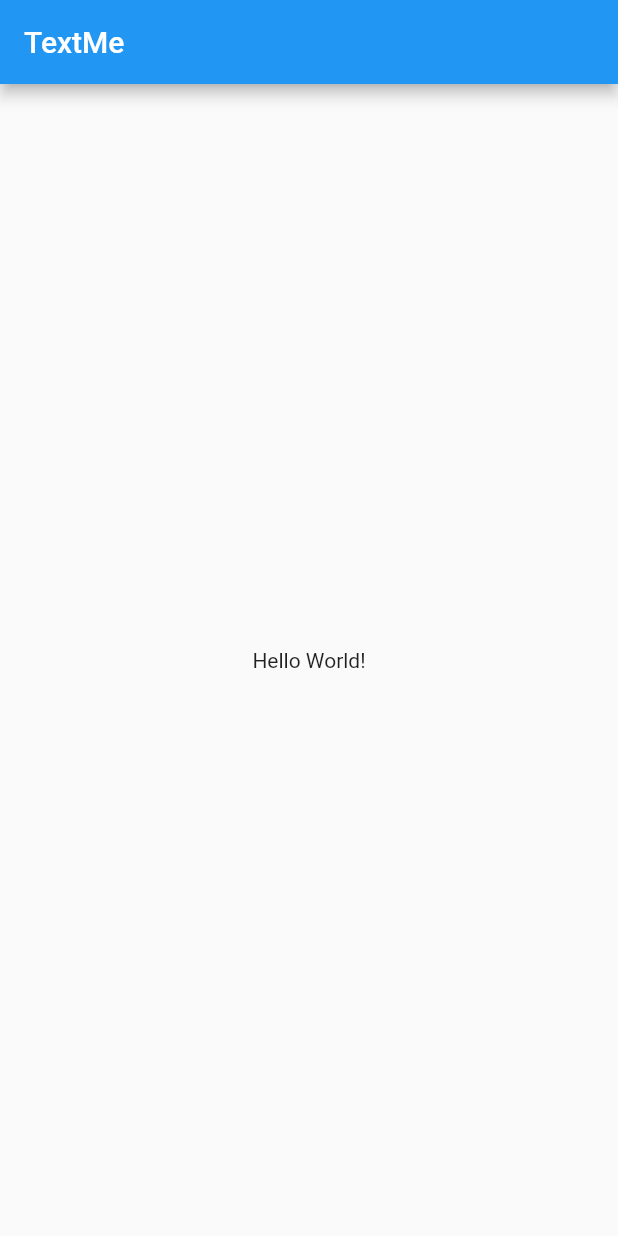
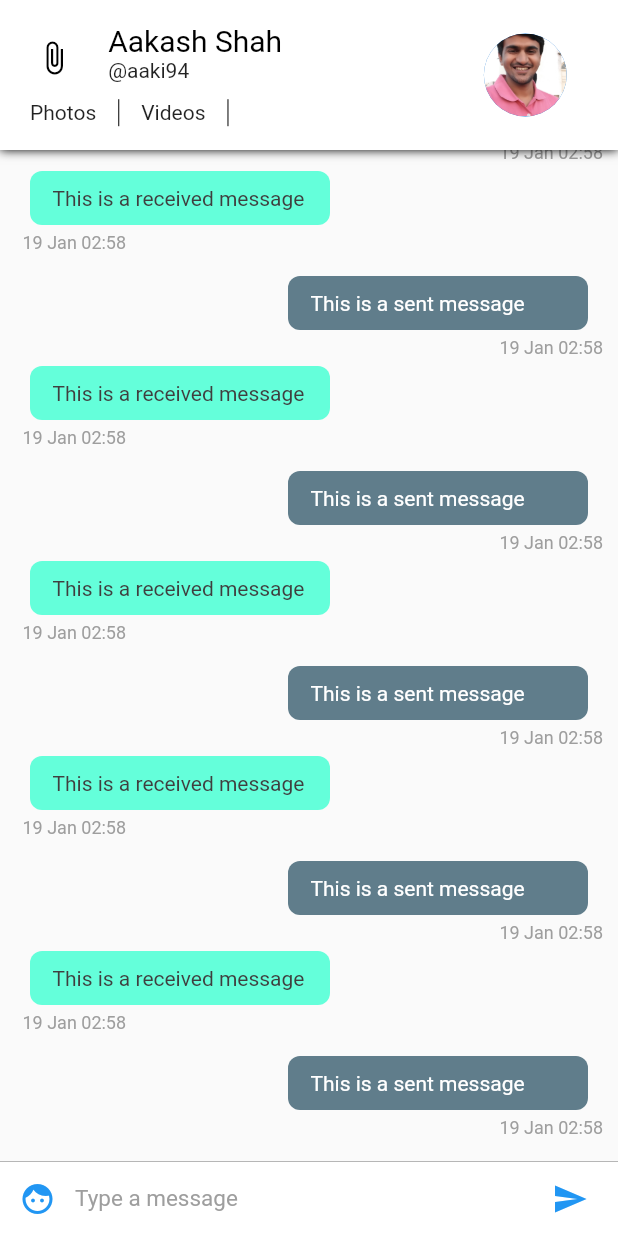
Before and after one commit to aakashshah94/text_me, a Flutter app: the screen it shows after launch, on a phone screen of 412 x 824 dp. Run offline on Flutter 3.47's test engine with Material 2 defaults, Android fonts, the phone set to English and light mode, and no system bars.

Commit message:
committing configuration and test

```diff
--- /dev/null
+++ b/lib/config/Assets/Assets.dart
@@ -0,0 +1,3 @@
+class Assets {
+  static String user = 'assets/user.jpg';
+}
--- /dev/null
+++ b/lib/config/Assets/Palette.dart
@@ -0,0 +1,25 @@
+import 'package:flutter/material.dart';
+
+// Color palette for the app
+
+class Palette {
+  static Color primaryColor = Colors.blue;
+
+  static Color secondaryColor = Colors.black;
+
+  static Color primaryTextColor = Colors.black;
+
+  static Color secondaryTextColor = Colors.black87;
+
+  static Color primaryBackgroundColor = Colors.white;
+
+  static Color selfMessageBackgroundColor = Colors.blueGrey;
+
+  static Color otherMessageBackgroundColor = Colors.tealAccent;
+
+  static Color selfMessageColor = Colors.white;
+
+  static Color otherMessageColor = Color(0xff3f3f3f);
+
+  static Color greyColor = Colors.grey;
+}
--- a/lib/main.dart
+++ b/lib/main.dart
@@ -1,8 +1,9 @@
 import 'package:flutter/material.dart';
+import 'package:text_me/pages/ConversationPageList.dart';
 
-void main() => runApp(MyApp());
+void main() => runApp(TextMe());
 
-class MyApp extends StatelessWidget {
+class TextMe extends StatelessWidget {
   // This widget is the root of your application.
   @override
   Widget build(BuildContext context) {
@@ -11,35 +12,7 @@ class MyApp extends StatelessWidget {
       theme: ThemeData(
         primarySwatch: Colors.blue,
       ),
-      home: MyHomePage(title: 'TextMe'),
+      home: ConversationPageList(),
     );
   }
 }
-
-class MyHomePage extends StatefulWidget {
-  MyHomePage({Key key, this.title}) : super(key: key);
-
-  final String title;
-
-  @override
-  _MyHomePageState createState() => _MyHomePageState();
-}
-
-class _MyHomePageState extends State<MyHomePage> {
-  @override
-  Widget build(BuildContext context) {
-    // The Flutter framework has been optimized to make rerunning build methods
-    // fast, so that you can just rebuild anything that needs updating rather
-    // than having to individually change instances of widgets.
-    return Scaffold(
-      appBar: AppBar(
-        // Here we take the value from the MyHomePage object that was created by
-        // the App.build method, and use it to set our appbar title.
-        title: Text(widget.title),
-      ),
-      body: Center(
-        child: Text('Hello World!'),
-      ),
-    );
-  }
-}
--- /dev/null
+++ b/lib/pages/ConversationPage.dart
@@ -0,0 +1,31 @@
+import 'package:flutter/material.dart';
+import 'package:text_me/widgets/ChatAppBar.dart';
+import 'package:text_me/widgets/ChatListWidget.dart';
+import 'package:text_me/widgets/InputWidget.dart';
+
+class ConversationPage extends StatefulWidget {
+  const ConversationPage();
+
+  @override
+  _ConversationPageState createState() => _ConversationPageState();
+}
+
+class _ConversationPageState extends State<ConversationPage> {
+  @override
+  Widget build(BuildContext context) {
+    return SafeArea(
+        child: Scaffold(
+      appBar: ChatAppBar(),
+      body: Stack(
+        children: <Widget>[
+          Column(
+            children: <Widget>[
+              ChatListWidget(),
+              InputWidget(),
+            ],
+          )
+        ],
+      ),
+    ));
+  }
+}
--- /dev/null
+++ b/lib/pages/ConversationPageList.dart
@@ -0,0 +1,22 @@
+import 'package:flutter/material.dart';
+import 'package:text_me/pages/ConversationPage.dart';
+
+class ConversationPageList extends StatefulWidget {
+  const ConversationPageList();
+
+  @override
+  _ConversationPageListState createState() => _ConversationPageListState();
+}
+
+class _ConversationPageListState extends State<ConversationPageList> {
+  @override
+  Widget build(BuildContext context) {
+    return PageView(
+      children: <Widget>[
+        ConversationPage(),
+        ConversationPage(),
+        ConversationPage()
+      ],
+    );
+  }
+}
--- /dev/null
+++ b/lib/widgets/ChatAppBar.dart
@@ -0,0 +1,115 @@
+import 'package:flutter/material.dart';
+import 'package:text_me/config/Assets/Assets.dart';
+import 'package:text_me/config/Assets/Palette.dart';
+
+class ChatAppBar extends StatelessWidget implements PreferredSizeWidget {
+  final double height = 100;
+
+  const ChatAppBar();
+
+  @override
+  Widget build(BuildContext context) {
+    var textHeading = TextStyle(
+        color: Palette.primaryTextColor, fontSize: 20); // text style for header
+    var textStyle = TextStyle(
+        color: Palette.secondaryTextColor); // text style for every other text
+
+    double width = MediaQuery.of(context).size.width; //calculate screen width
+    return Material(
+        child: Container(
+      decoration: new BoxDecoration(boxShadow: [
+        new BoxShadow(
+          color: Colors.black,
+          blurRadius: 5.0,
+        )
+      ]),
+      child: Container(
+          color: Palette.primaryBackgroundColor,
+          child: Row(
+            children: <Widget>[
+              Expanded(
+                  flex: 7,
+                  child: Center(
+                    child: Column(
+                      mainAxisSize: MainAxisSize.min,
+                      children: <Widget>[
+                        Container(
+                          height: 70 - (width * .06),
+                          child: Row(
+                            crossAxisAlignment: CrossAxisAlignment.start,
+                            children: <Widget>[
+                              Expanded(
+                                flex: 2,
+                                child: Center(
+                                  child: Icon(
+                                    Icons.attach_file,
+                                    color: Palette.secondaryColor,
+                                  ),
+                                ),
+                              ),
+                              Expanded(
+                                  flex: 6,
+                                  child: Container(
+                                    child: Column(
+                                      crossAxisAlignment:
+                                          CrossAxisAlignment.start,
+                                      mainAxisAlignment:
+                                          MainAxisAlignment.center,
+                                      mainAxisSize: MainAxisSize.min,
+                                      children: <Widget>[
+                                        Text('Aakash Shah', style: textHeading),
+                                        Text('@aaki94', style: textStyle)
+                                      ],
+                                    ),
+                                  ))
+                            ],
+                          ),
+                        ),
+                        Container(
+                          height: 23,
+                          padding: EdgeInsets.fromLTRB(20, 5, 5, 0),
+                          child: Row(
+                            mainAxisAlignment: MainAxisAlignment.start,
+                            crossAxisAlignment: CrossAxisAlignment.center,
+                            children: <Widget>[
+                              Text(
+                                'Photos',
+                                style: textStyle,
+                              ),
+                              VerticalDivider(
+                                width: 30,
+                                color: Palette.primaryTextColor,
+                              ),
+                              Text(
+                                'Videos',
+                                style: textStyle,
+                              ),
+                              VerticalDivider(
+                                width: 30,
+                                color: Palette.primaryTextColor,
+                              )
+                            ],
+                          ),
+                        )
+                      ],
+                    ),
+                  )),
+              Expanded(
+                flex: 3,
+                child: Container(
+                    child: Center(
+                        child: CircleAvatar(
+                  radius: (80 - (width * .06)) / 2,
+                  backgroundImage: Image.asset(
+                    Assets.user,
+                  ).image,
+                ))),
+              )
+            ],
+          )),
+    ));
+  }
+
+  @override
+  Size get preferredSize => Size.fromHeight(height);
+}
--- /dev/null
+++ b/lib/widgets/ChatItemWidget.dart
@@ -0,0 +1,84 @@
+import 'package:flutter/material.dart';
+import 'package:intl/intl.dart';
+import 'package:text_me/config/Assets/Palette.dart';
+
+class ChatItemWidget extends StatelessWidget {
+  final int index;
+
+  const ChatItemWidget(this.index);
+
+  @override
+  Widget build(BuildContext context) {
+    if (index % 2 == 0) {
+      return Container(
+          child: Column(children: <Widget>[
+        Row(
+          children: <Widget>[
+            Container(
+              child: Text(
+                'This is a sent message',
+                style: TextStyle(color: Palette.selfMessageColor),
+              ),
+              padding: EdgeInsets.fromLTRB(15.0, 10.0, 15.0, 10.0),
+              width: 200.0,
+              decoration: BoxDecoration(
+                  color: Palette.selfMessageBackgroundColor,
+                  borderRadius: BorderRadius.circular(8.0)),
+              margin: EdgeInsets.only(right: 10.0),
+            ),
+          ],
+          mainAxisAlignment: MainAxisAlignment.end,
+        ),
+        Row(mainAxisAlignment: MainAxisAlignment.end, children: <Widget>[
+          Container(
+            child: Text(
+              DateFormat('dd MMM kk:mm')
+                  .format(DateTime.fromMicrosecondsSinceEpoch(1565888474278)),
+              style: TextStyle(
+                  color: Palette.greyColor,
+                  fontSize: 12.0,
+                  fontStyle: FontStyle.normal),
+            ),
+            margin: EdgeInsets.only(left: 5.0, top: 5.0, bottom: 5.0),
+          )
+        ])
+      ]));
+    } else {
+      return Container(
+        child: Column(
+          children: <Widget>[
+            Row(
+              children: <Widget>[
+                Container(
+                  child: Text(
+                    'This is a received message',
+                    style: TextStyle(color: Palette.otherMessageColor),
+                  ),
+                  padding: EdgeInsets.fromLTRB(15.0, 10.0, 15.0, 10.0),
+                  width: 200.0,
+                  decoration: BoxDecoration(
+                      color: Palette.otherMessageBackgroundColor,
+                      borderRadius: BorderRadius.circular(8.0)),
+                  margin: EdgeInsets.only(left: 10.0),
+                ),
+              ],
+            ),
+            Container(
+              child: Text(
+                DateFormat('dd MMM kk:mm')
+                    .format(DateTime.fromMicrosecondsSinceEpoch(1565888474278)),
+                style: TextStyle(
+                    color: Palette.greyColor,
+                    fontSize: 12.0,
+                    fontStyle: FontStyle.normal),
+              ),
+              margin: EdgeInsets.only(left: 5.0, top: 5.0, bottom: 5.0),
+            ),
+          ],
+          crossAxisAlignment: CrossAxisAlignment.start,
+        ),
+        margin: EdgeInsets.only(bottom: 10.0),
+      );
+    }
+  }
+}
--- /dev/null
+++ b/lib/widgets/ChatListWidget.dart
@@ -0,0 +1,18 @@
+import 'package:flutter/material.dart';
+import 'package:text_me/widgets/ChatItemWidget.dart';
+
+class ChatListWidget extends StatelessWidget {
+  final ScrollController listScrollController = new ScrollController();
+
+  @override
+  Widget build(BuildContext context) {
+    return Flexible(
+        child: ListView.builder(
+      padding: EdgeInsets.all(10.0),
+      itemBuilder: (context, index) => ChatItemWidget(index),
+      itemCount: 20,
+      reverse: true,
+      controller: listScrollController,
+    ));
+  }
+}
--- /dev/null
+++ b/lib/widgets/InputWidget.dart
@@ -0,0 +1,61 @@
+import 'package:flutter/material.dart';
+import 'package:text_me/config/Assets/Palette.dart';
+
+class InputWidget extends StatelessWidget {
+  final TextEditingController textEditingController =
+      new TextEditingController();
+
+  @override
+  Widget build(BuildContext context) {
+    return Container(
+        child: Row(
+          children: <Widget>[
+            Material(
+              child: new Container(
+                margin: new EdgeInsets.symmetric(horizontal: 1.0),
+                child: new IconButton(
+                  icon: new Icon(Icons.face),
+                  onPressed: () => {},
+                  color: Palette.primaryColor,
+                ),
+              ),
+              color: Colors.white,
+            ),
+            //Text Input
+            Flexible(
+              child: Container(
+                child: TextField(
+                  style: TextStyle(
+                      color: Palette.primaryTextColor, fontSize: 15.0),
+                  controller: textEditingController,
+                  decoration: InputDecoration.collapsed(
+                    hintText: 'Type a message',
+                    hintStyle: TextStyle(color: Palette.greyColor),
+                  ),
+                ),
+              ),
+            ),
+
+            //send message button
+            Material(
+              child: new Container(
+                margin: new EdgeInsets.symmetric(horizontal: 8.0),
+                child: new IconButton(
+                  icon: new Icon(Icons.send),
+                  onPressed: () => {},
+                  color: Palette.primaryColor,
+                ),
+              ),
+              color: Colors.white,
+            )
+          ],
+        ),
+        width: double.infinity,
+        height: 50.0,
+        decoration: new BoxDecoration(
+          border: new Border(
+              top: new BorderSide(color: Palette.greyColor, width: 0.5)),
+          color: Colors.white,
+        ));
+  }
+}
--- a/pubspec.yaml
+++ b/pubspec.yaml
@@ -19,6 +19,7 @@ environment:
 dependencies:
   flutter:
     sdk: flutter
+  intl: ^0.16.0
 
   # The following adds the Cupertino Icons font to your application.
   # Use with the CupertinoIcons class for iOS style icons.
@@ -41,9 +42,8 @@ flutter:
   uses-material-design: true
 
   # To add assets to your application, add an assets section, like this:
-  # assets:
-  #  - images/a_dot_burr.jpeg
-  #  - images/a_dot_ham.jpeg
+  assets:
+    - assets/
 
   # An image asset can refer to one or more resolution-specific "variants", see
   # https://flutter.dev/assets-and-images/#resolution-aware.
```
Also changed, not shown: assets/user.jpg (added), pubspec.lock, 8 other files.
